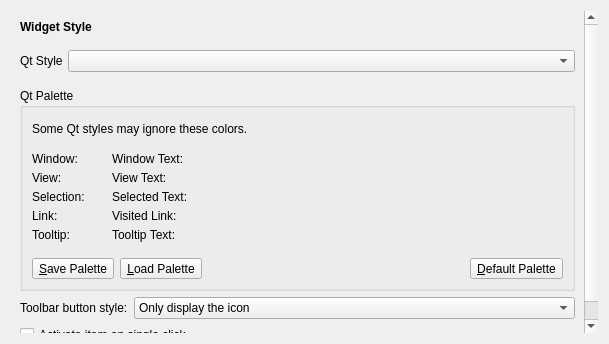
The window that lxqt-config-appearance/styleconfig.ui (lxqt/lxqt-config) describes before a commit, drawn with Qt 5.
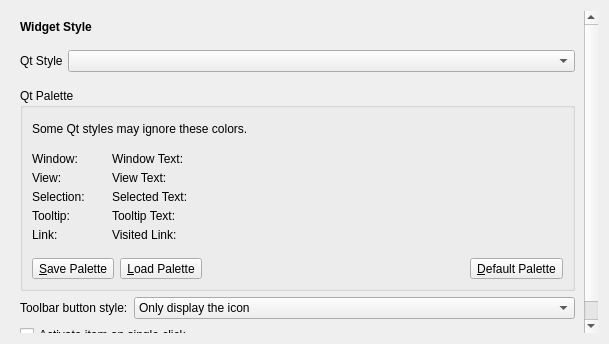
The same window after the commit. Custom widgets are drawn as their Qt base class.

Commit message:
Added checkbox to use palette provided by LXQt theme (#1033)
Closes https://github.com/lxqt/lxqt-config/issues/974

Also,
 * Save and restore the checked state of the checkbox for wallpaper overriding;
 * Swapped the rows of tooltip and link colors in the Qt Palette GUI.

```diff
--- a/lxqt-config-appearance/styleconfig.ui
+++ b/lxqt-config-appearance/styleconfig.ui
@@ -127,29 +127,29 @@
                <widget class="ColorLabel" name="highlightColorLabel"/>
               </item>
               <item row="3" column="0">
-               <widget class="QLabel" name="label_13">
-                <property name="text">
-                 <string>Link:</string>
-                </property>
-               </widget>
-              </item>
-              <item row="3" column="1">
-               <widget class="ColorLabel" name="linkColorLabel"/>
-              </item>
-              <item row="4" column="0">
                <widget class="QLabel" name="label_3">
                 <property name="text">
                  <string>Tooltip:</string>
                 </property>
                </widget>
               </item>
-              <item row="4" column="1">
+              <item row="3" column="1">
                <widget class="ColorLabel" name="tooltipColorLabel">
                 <property name="text">
                  <string/>
                 </property>
                </widget>
               </item>
+              <item row="4" column="0">
+               <widget class="QLabel" name="label_13">
+                <property name="text">
+                 <string>Link:</string>
+                </property>
+               </widget>
+              </item>
+              <item row="4" column="1">
+               <widget class="ColorLabel" name="linkColorLabel"/>
+              </item>
              </layout>
             </item>
             <item>
@@ -191,29 +191,29 @@
                <widget class="ColorLabel" name="highlightedTextColorLabel"/>
               </item>
               <item row="3" column="0">
-               <widget class="QLabel" name="label_14">
-                <property name="text">
-                 <string>Visited Link:</string>
-                </property>
-               </widget>
-              </item>
-              <item row="3" column="1">
-               <widget class="ColorLabel" name="linkVisitedColorLabel"/>
-              </item>
-              <item row="4" column="0">
                <widget class="QLabel" name="label_4">
                 <property name="text">
                  <string>Tooltip Text:</string>
                 </property>
                </widget>
               </item>
-              <item row="4" column="1">
+              <item row="3" column="1">
                <widget class="ColorLabel" name="tooltipTextColorLabel">
                 <property name="text">
                  <string/>
                 </property>
                </widget>
               </item>
+              <item row="4" column="0">
+               <widget class="QLabel" name="label_14">
+                <property name="text">
+                 <string>Visited Link:</string>
+                </property>
+               </widget>
+              </item>
+              <item row="4" column="1">
+               <widget class="ColorLabel" name="linkVisitedColorLabel"/>
+              </item>
              </layout>
             </item>
             <item>
```
The commit also changes 6 other files.
